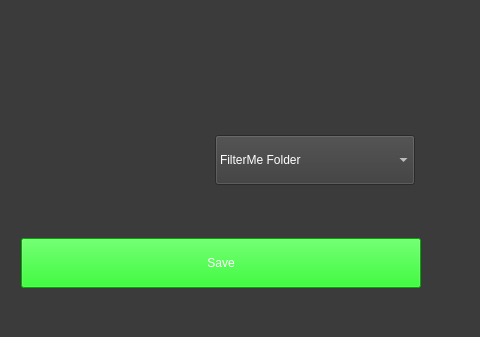
Above: Form/main_window.ui from joelmakes/FilterMe before the change; both pictures show x 520 to 1000 and y 563 to 900 of the 1000 by 900 pixel window. Below: the same form after it.
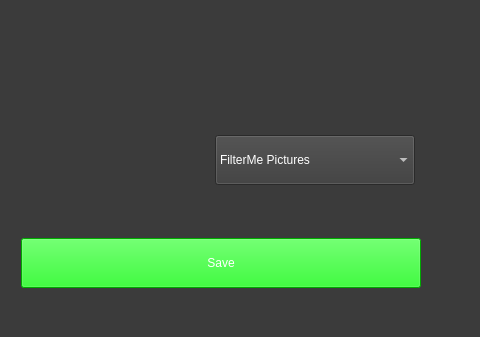
That is the form after the change.

Commit message: Rename comboBox to comboBox_save_location and update selection background color; remove home option

What changed in the file:
```diff
--- a/Form/main_window.ui
+++ b/Form/main_window.ui
@@ -476,7 +476,7 @@
                   </property>
                   <property name="styleSheet">
                    <string notr="true">color: rgb(255, 255, 255);
-selection-background-color: rgb(99, 10, 255);
+selection-background-color: rgb(59,59,59);
 font: 12pt &quot;Segoe UI&quot;;
 </string>
                   </property>
@@ -491,7 +491,7 @@
                   </property>
                   <item>
                    <property name="text">
-                    <string>FilterMe Folder</string>
+                    <string>FilterMe Pictures</string>
                    </property>
                   </item>
                   <item>
```
Left out of the diff: 7 changed lines with no effect on the pictures.
